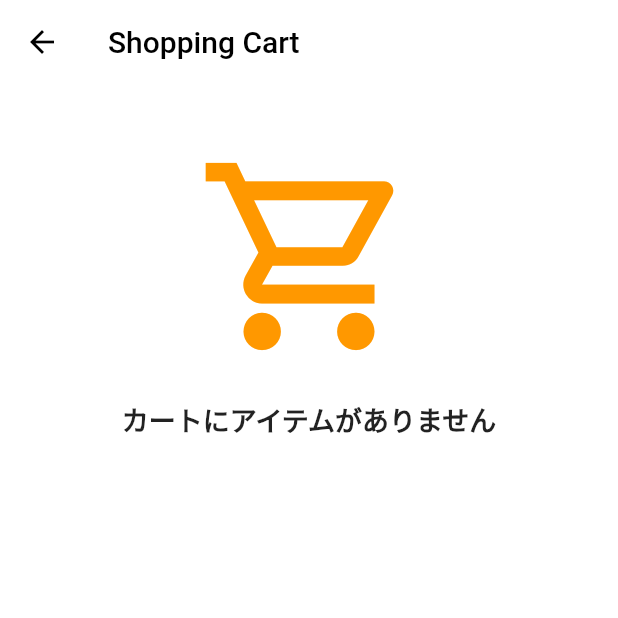
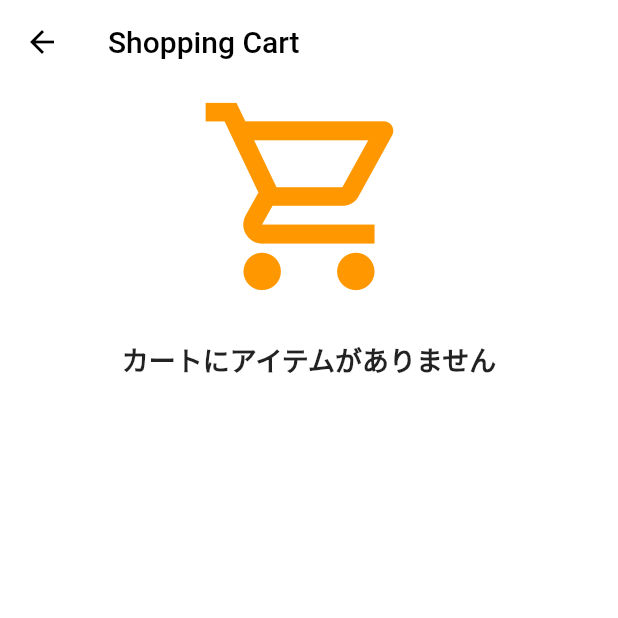
Before and after one commit to TaishiU/flutter-shopping-cart-withStripe, a Flutter app: the screen it shows after launch, after a tap on the "shopping cart" icon, on a phone screen of 412 x 824 dp, the top half of it. Run offline on Flutter 3.47's test engine with Material 2 defaults, Android fonts, the phone set to English and light mode, and no system bars; our stand-ins replace cloud_firestore, firebase_core, flutter_dotenv; missing offline and left inert: stripe_payment; accounts and stored records are empty.

Commit message:
決済機能の実装

```diff
--- a/lib/Screens/PaymentScreen.dart
+++ b/lib/Screens/PaymentScreen.dart
@@ -1,5 +1,8 @@
 import 'package:flutter/material.dart';
+import 'package:flutter_dotenv/flutter_dotenv.dart';
 import 'package:intl/intl.dart';
+import 'package:shopping_cart/PaymentService/PaymentService.dart';
+import 'package:stripe_payment/stripe_payment.dart';
 
 class PaymentScreen extends StatefulWidget {
   List shoesCartList;
@@ -10,12 +13,11 @@ class PaymentScreen extends StatefulWidget {
 }
 
 class _PaymentScreenState extends State<PaymentScreen> {
-  int subTotalPrice = 0;
-  double tax = 0.0;
-  double totalPrice = 0;
-  late String subTotalResult;
-  late String taxResult;
-  late String totalResult;
+  int tax = 0;
+  int subTotalPrice = 0; /* Pay用 */
+  int totalPrice = 0; /* Pay用 */
+  late String subTotalResult; /* 表示用 */
+  late String totalResult; /* 表示用 */
 
   @override
   void initState() {
@@ -23,22 +25,38 @@ class _PaymentScreenState extends State<PaymentScreen> {
 
     for (var shoes in widget.shoesCartList) {
       subTotalPrice += shoes['price'] as int;
-      tax = subTotalPrice * 0.1;
+      if (subTotalPrice < 15000) {
+        /*小計が15,000円未満であれば配送手数料550円がかかる*/
+        tax = 550;
+        totalPrice = subTotalPrice + tax;
+      } else {
+        /*小計が15,000円以上であれば配送手数料円がかかる*/
+        tax = 0;
+        totalPrice = subTotalPrice + tax;
+      }
+    }
+    final formatter = NumberFormat('#,###');
+    subTotalResult = formatter.format(subTotalPrice);
+    totalResult = formatter.format(totalPrice);
+
+    StripePayment.setOptions(
+      StripeOptions(publishableKey: dotenv.env['PUBLISHABLEKEY']),
+    );
+  }
+
+  calculatePrice({shoes}) {
+    subTotalPrice -= shoes['price'] as int;
+    if (subTotalPrice < 15000) {
+      /*小計が15,000円未満であれば配送手数料550円がかかる*/
+      tax = 550;
+      totalPrice = subTotalPrice + tax;
+    } else {
+      /*小計が15,000円以上であれば配送手数料は無料*/
+      tax = 0;
       totalPrice = subTotalPrice + tax;
     }
     final formatter = NumberFormat('#,###');
     subTotalResult = formatter.format(subTotalPrice);
-    taxResult = formatter.format(tax);
-    totalResult = formatter.format(totalPrice);
-  }
-
-  calculatePrice({shoes}) {
-    subTotalPrice -= shoes['price'] as int;
-    tax = subTotalPrice * 0.1;
-    totalPrice = subTotalPrice + tax;
-    final formatter = NumberFormat('#,###');
-    subTotalResult = formatter.format(subTotalPrice);
-    taxResult = formatter.format(tax);
     totalResult = formatter.format(totalPrice);
   }
 
@@ -60,9 +78,6 @@ class _PaymentScreenState extends State<PaymentScreen> {
         ),
       ),
       body: SingleChildScrollView(
-        // physics: BouncingScrollPhysics(
-        //   parent: AlwaysScrollableScrollPhysics(),
-        // ),
         child: Column(
           children: [
             Container(
@@ -70,9 +85,6 @@ class _PaymentScreenState extends State<PaymentScreen> {
               child: ListView(
                 shrinkWrap: true,
                 physics: NeverScrollableScrollPhysics(),
-                // physics: BouncingScrollPhysics(
-                //   parent: AlwaysScrollableScrollPhysics(),
-                // ),
                 children: widget.shoesCartList.map((shoes) {
                   final formatter = NumberFormat('#,###');
                   var price = formatter.format(shoes['price']);
@@ -83,7 +95,6 @@ class _PaymentScreenState extends State<PaymentScreen> {
                       key: UniqueKey(),
                       direction: DismissDirection.endToStart,
                       onDismissed: (direction) {
-                        // widget.shoesCartList.remove(shoes);
                         widget.shoesCartList
                             .removeWhere((removeShoes) => removeShoes == shoes);
                         setState(() {
@@ -164,7 +175,6 @@ class _PaymentScreenState extends State<PaymentScreen> {
                 }).toList(),
               ),
             ),
-            SizedBox(height: 40),
             widget.shoesCartList.length == 0
                 ? Column(
                     mainAxisAlignment: MainAxisAlignment.center,
@@ -190,6 +200,34 @@ class _PaymentScreenState extends State<PaymentScreen> {
                     child: Container(
                       child: Column(
                         children: [
+                          totalPrice < 15000
+                              ? Container(
+                                  padding: EdgeInsets.all(5),
+                                  decoration: BoxDecoration(
+                                    border: Border(
+                                      left: BorderSide(
+                                        color: Colors.grey,
+                                        width: 1,
+                                      ),
+                                      top: BorderSide(
+                                        color: Colors.grey,
+                                        width: 1,
+                                      ),
+                                      right: BorderSide(
+                                        color: Colors.grey,
+                                        width: 1,
+                                      ),
+                                      bottom: BorderSide(
+                                        color: Colors.grey,
+                                        width: 1,
+                                      ),
+                                    ),
+                                  ),
+                                  child: Text(
+                                      '*15,000円（税込）未満のご注文には、\n配送手数料550円がかかります。'),
+                                )
+                              : SizedBox.shrink(),
+                          SizedBox(height: 40),
                           Row(
                             mainAxisAlignment: MainAxisAlignment.spaceBetween,
                             children: [
@@ -207,9 +245,9 @@ class _PaymentScreenState extends State<PaymentScreen> {
                           Row(
                             mainAxisAlignment: MainAxisAlignment.spaceBetween,
                             children: [
-                              Text('税金:'),
+                              Text('配送手数料:'),
                               Text(
-                                '¥$taxResult',
+                                '¥$tax',
                                 style: TextStyle(
                                   fontSize: 20,
                                   fontWeight: FontWeight.bold,
@@ -265,7 +303,16 @@ class _PaymentScreenState extends State<PaymentScreen> {
                                   borderRadius: BorderRadius.circular(20),
                                 ),
                               ),
-                              onPressed: () {},
+                              onPressed: () async {
+                                final bool isSuccess = await PaymentService()
+                                    .paymentForStripe(amountPrice: totalPrice);
+                                if (isSuccess == true) {
+                                  print('決済成功！🔥');
+                                  print('決済金額は$totalResult円です');
+                                } else {
+                                  print('決済失敗...');
+                                }
+                              },
                             ),
                           ),
                         ],
--- a/lib/main.dart
+++ b/lib/main.dart
@@ -1,10 +1,12 @@
 import 'package:firebase_core/firebase_core.dart';
 import 'package:flutter/material.dart';
+import 'package:flutter_dotenv/flutter_dotenv.dart';
 import 'package:shopping_cart/Screens/HomScreen.dart';
 
 Future<void> main() async {
   WidgetsFlutterBinding.ensureInitialized();
   await Firebase.initializeApp();
+  await dotenv.load(fileName: ".env");
   runApp(MyApp());
 }
 
--- a/pubspec.yaml
+++ b/pubspec.yaml
@@ -21,6 +21,9 @@ dependencies:
   firebase_core: ^1.6.0
   cloud_firestore: ^2.5.1
   intl: ^0.17.0
+  stripe_payment: ^1.1.4
+  flutter_dotenv: ^5.0.2
+  http: ^0.13.3
 
 dev_dependencies:
   flutter_test:
@@ -30,3 +33,5 @@ dev_dependencies:
 flutter:
 
   uses-material-design: true
+  assets:
+    - .env
```
Also changed, not shown: lib/PaymentService/PaymentService.dart (added, +39 -0 lines), pubspec.lock, 1 other file.
